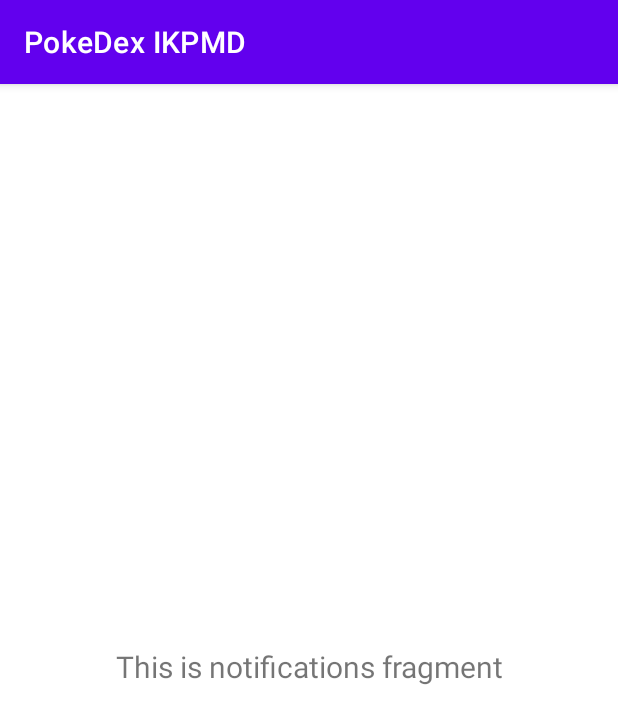
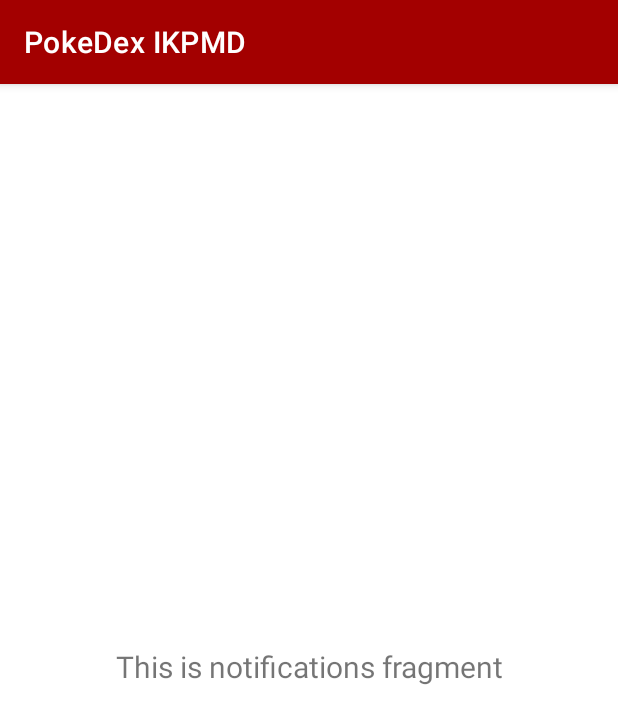
Before and after one commit to NAkbulut/IKPMD, an Android app: the fragment NotificationsFragment shown on its own in the app's theme, on a phone screen of 412 x 824 dp. Shown: the top 724 px of the screen. Run offline under Robolectric (Android 15) with nearby library versions, the phone set to English and light mode, and no system bars.

Commit message:
Colorchanges are fun!

```diff
--- a/app/src/main/java/com/example/ikpmd_periode2/ui/notifications/NotificationsFragment.java
+++ b/app/src/main/java/com/example/ikpmd_periode2/ui/notifications/NotificationsFragment.java
@@ -22,8 +22,8 @@
                              ViewGroup container, Bundle savedInstanceState) {
         notificationsViewModel =
                 new ViewModelProvider(this).get(NotificationsViewModel.class);
-        View root = inflater.inflate(R.layout.fragment_notifications, container, false);
-        final TextView textView = root.findViewById(R.id.text_notifications);
+        View root = inflater.inflate(R.layout.fragment_dashboard, container, false);
+        final TextView textView = root.findViewById(R.id.text_dashboard);
         notificationsViewModel.getText().observe(getViewLifecycleOwner(), new Observer<String>() {
             @Override
             public void onChanged(@Nullable String s) {
--- a/app/src/main/res/layout/activity_main.xml
+++ b/app/src/main/res/layout/activity_main.xml
@@ -10,9 +10,10 @@
         android:id="@+id/nav_view"
         android:layout_width="0dp"
         android:layout_height="wrap_content"
-        android:layout_marginStart="0dp"
-        android:layout_marginEnd="0dp"
-        android:background="?android:attr/windowBackground"
+        android:background="#951722"
+        app:itemIconTint="@color/black"
+        app:itemRippleColor="#AF0000"
+        app:itemTextColor="#1E0202"
         app:layout_constraintBottom_toBottomOf="parent"
         app:layout_constraintLeft_toLeftOf="parent"
         app:layout_constraintRight_toRightOf="parent"
--- a/app/src/main/res/layout/fragment_dashboard.xml
+++ b/app/src/main/res/layout/fragment_dashboard.xml
@@ -13,6 +13,7 @@
         android:layout_marginStart="8dp"
         android:layout_marginTop="8dp"
         android:layout_marginEnd="8dp"
+        android:layout_gravity="center"
         android:textAlignment="center"
         android:textSize="20sp"
         app:layout_constraintBottom_toBottomOf="parent"
--- a/app/src/main/res/layout/fragment_notifications.xml
+++ /dev/null
@@ -1,22 +0,0 @@
-<?xml version="1.0" encoding="utf-8"?>
-<androidx.constraintlayout.widget.ConstraintLayout xmlns:android="http://schemas.android.com/apk/res/android"
-    xmlns:app="http://schemas.android.com/apk/res-auto"
-    xmlns:tools="http://schemas.android.com/tools"
-    android:layout_width="match_parent"
-    android:layout_height="match_parent"
-    tools:context=".ui.notifications.NotificationsFragment">
-
-    <TextView
-        android:id="@+id/text_notifications"
-        android:layout_width="match_parent"
-        android:layout_height="wrap_content"
-        android:layout_marginStart="8dp"
-        android:layout_marginTop="8dp"
-        android:layout_marginEnd="8dp"
-        android:textAlignment="center"
-        android:textSize="20sp"
-        app:layout_constraintBottom_toBottomOf="parent"
-        app:layout_constraintEnd_toEndOf="parent"
-        app:layout_constraintStart_toStartOf="parent"
-        app:layout_constraintTop_toTopOf="parent" />
-</androidx.constraintlayout.widget.ConstraintLayout>
--- a/app/src/main/res/navigation/mobile_navigation.xml
+++ b/app/src/main/res/navigation/mobile_navigation.xml
@@ -9,12 +9,14 @@
         android:id="@+id/navigation_home"
         android:name="com.example.ikpmd_periode2.ui.home.HomeFragment"
         android:label="@string/title_home"
+        android:gravity="center"
         tools:layout="@layout/fragment_home" />
 
     <fragment
         android:id="@+id/navigation_dashboard"
         android:name="com.example.ikpmd_periode2.ui.dashboard.DashboardFragment"
         android:label="@string/title_dashboard"
+        android:gravity="center"
         tools:layout="@layout/fragment_dashboard" />
 
 </navigation>
--- a/app/src/main/res/values/colors.xml
+++ b/app/src/main/res/values/colors.xml
@@ -1,8 +1,8 @@
 <?xml version="1.0" encoding="utf-8"?>
 <resources>
     <color name="purple_200">#FFBB86FC</color>
-    <color name="purple_500">#FF6200EE</color>
-    <color name="purple_700">#FF3700B3</color>
+    <color name="purple_500">#A30000</color>
+    <color name="purple_700">#4C0000</color>
     <color name="teal_200">#FF03DAC5</color>
     <color name="teal_700">#FF018786</color>
     <color name="black">#FF000000</color>
```
